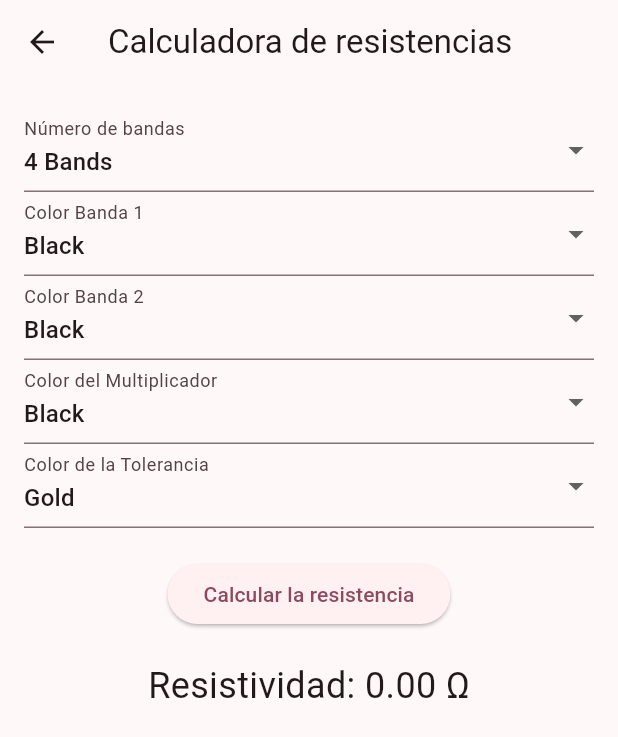
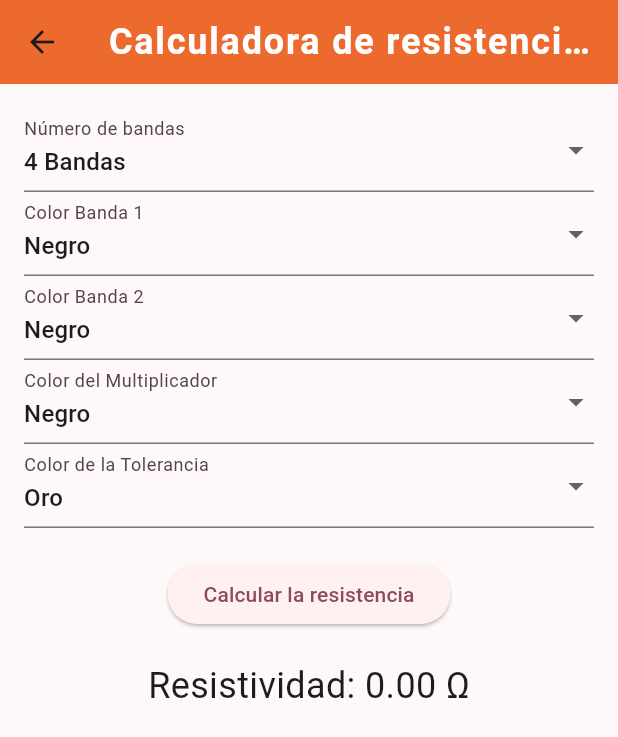
Before and after one commit to camiloarteaga1/lab1-DispMov, a Flutter app: the screen it shows after launch, after a tap on "Calculadora de resistencias", on a phone screen of 412 x 824 dp. Shown: the top 737 px of the screen. Run offline on Flutter 3.47's test engine with Material 3 defaults, Android fonts, the phone set to English and light mode, and no system bars; our stand-ins replace math_expressions.

Commit message:
App working correctly

```diff
--- a/lab1/lib/main.dart
+++ b/lab1/lib/main.dart
@@ -1,4 +1,5 @@
 import 'package:flutter/material.dart';
+import 'package:flutter_localizations/flutter_localizations.dart';
 import 'package:lab1/screens/home_screen.dart';
 
 void main() {
@@ -14,6 +15,16 @@ class MainApp extends StatelessWidget {
     return MaterialApp(
       title: 'App lab 1',
 
+      localizationsDelegates: const [
+        GlobalMaterialLocalizations.delegate,
+        GlobalWidgetsLocalizations.delegate,
+      ],
+
+      supportedLocales: const [
+        Locale('en', 'US'),
+        Locale('es', 'CO'),
+      ],
+
       // locale: const Locale('es', 'CO'),
 
       theme: ThemeData(
--- a/lab1/lib/screens/free_screen.dart
+++ b/lab1/lib/screens/free_screen.dart
@@ -192,6 +192,22 @@ class _CalculatorScreenState extends State<CalculatorScreen> {
   Widget build(BuildContext context) {
     final screenSize = MediaQuery.of(context).size;
     return Scaffold(
+
+      appBar: AppBar(
+        backgroundColor: const Color.fromARGB(255, 19, 225, 81), // Color de la Barra
+        title: const Text(
+          'Calculadora',
+          style: TextStyle(
+            color: Colors.white,
+            fontFamily: 'Roboto',
+            fontWeight: FontWeight.bold,
+            fontSize: 24.0,
+            letterSpacing: 1.2,
+          ),
+        ),
+        centerTitle: true,
+      ),
+
       backgroundColor: Theme.of(context).scaffoldBackgroundColor,
       body: SafeArea(
         bottom: false,
--- a/lab1/lib/screens/grades_screen.dart
+++ b/lab1/lib/screens/grades_screen.dart
@@ -78,12 +78,14 @@ class _GradesScreenState extends State<GradesScreen> {
               children: [
                 const Text(
                   'Mediante esta interfaz podrás calcular tu nota de una manera fácil y rápida, así podrás saber exactamente qué nota definitiva obtendrás para el curso de "Programación para Dispositivos móviles".',
-                  style: TextStyle(fontSize: 16.0),
+                  style: TextStyle(fontSize: 18.0, letterSpacing: 0.5),
                   textAlign: TextAlign.justify,
                 ),
 
                 const SizedBox(height: 16.0),
-                const Text('Ingresa tus notas actuales correspondientes a cada actividad:'),
+                const Text('Ingresa tus notas actuales correspondientes a cada actividad:',
+                    style: TextStyle(fontSize: 18.0, letterSpacing: 0.5),
+                    textAlign: TextAlign.justify),
                 const SizedBox(height: 16.0),
                 // Campo para la nota de practicas de laboratorio
                 TextField(
@@ -128,7 +130,10 @@ class _GradesScreenState extends State<GradesScreen> {
                 // Botón para calcular la nota final
                 ElevatedButton(
                   onPressed: _calcularNotaFinal,
-                  child: const Text('Calcular nota definitiva'),
+                  child: const Text(
+                    'Calcular nota definitiva',
+                    style: TextStyle(fontSize: 18.0),
+                  ),
                 ),
                 const SizedBox(height: 24.0),
                 // Mostrar el mensaje de resultado o error
--- a/lab1/lib/screens/home_screen.dart
+++ b/lab1/lib/screens/home_screen.dart
@@ -48,7 +48,7 @@ class _HomeScreenState extends State<HomeScreen> {
             padding: EdgeInsets.all(16.0),
             child: Center(  // Center the title text
               child: Text(
-                'Choose a Screen:',
+                'Elija una de las funciones',
                 style: TextStyle(
                   fontSize: 24.0,
                   fontWeight: FontWeight.bold,
@@ -109,7 +109,7 @@ class _HomeScreenState extends State<HomeScreen> {
                     ),
                     Padding(
                       padding: EdgeInsets.only(top: 8.0),
-                      child: Text('Aplicación libre'),
+                      child: Text('Calculadora'),
                     ),
                   ],
                 ),
--- a/lab1/lib/screens/resistor_screen.dart
+++ b/lab1/lib/screens/resistor_screen.dart
@@ -10,59 +10,59 @@ class ResistorScreen extends StatefulWidget {
 class _ResistorScreenState extends State<ResistorScreen> {
   // Define the resistor color codes for bands 1, 2, 3, multiplier, tolerance, and temperature coefficient
   final List<String> colorBands = [
-    'Black',
-    'Brown',
-    'Red',
-    'Orange',
-    'Yellow',
-    'Green',
-    'Blue',
-    'Violet',
-    'Gray',
-    'White'
+    'Negro',
+    'Café',
+    'Rojo',
+    'Naranja',
+    'Amarillo',
+    'Verde',
+    'Azúl',
+    'Violeta',
+    'Gris',
+    'Blanco'
   ];
 
   final List<String> multiplierBands = [
-    'Black',
-    'Brown',
-    'Red',
-    'Orange',
-    'Yellow',
-    'Green',
-    'Blue',
-    'Violet',
-    'Gray',
-    'Gold',
-    'Silver'
+    'Negro',
+    'Café',
+    'Rojo',
+    'Naranja',
+    'Amarillo',
+    'Verde',
+    'Azúl',
+    'Violeta',
+    'Gris',
+    'Oro',
+    'Plata'
   ];
 
   final List<String> toleranceBands = [
-    'Brown',
-    'Red',
-    'Green',
-    'Blue',
-    'Violet',
-    'Gray',
-    'Gold',
-    'Silver'
+    'Café',
+    'Rojo',
+    'Verde',
+    'Azúl',
+    'Violeta',
+    'Gris',
+    'Oro',
+    'Plata'
   ];
 
   final List<String> tempCoefficientBands = [
-    'Brown',
-    'Red',
-    'Orange',
-    'Yellow',
-    'Blue',
-    'Violet'
+    'Café',
+    'Rojo',
+    'Naranja',
+    'Amarillo',
+    'Azúl',
+    'Violeta'
   ];
 
   // Selected color values
-  String? band1Color = 'Black';
-  String? band2Color = 'Black';
-  String? band3Color = 'Black';
-  String? multiplierColor = 'Black';
-  String? toleranceColor = 'Gold';
-  String? tempCoefficientColor = 'Brown';
+  String? band1Color = 'Negro';
+  String? band2Color = 'Negro';
+  String? band3Color = 'Negro';
+  String? multiplierColor = 'Negro';
+  String? toleranceColor = 'Oro';
+  String? tempCoefficientColor = 'Café';
 
   int numberOfBands = 4;
   double resistanceValue = 0.0;
@@ -71,53 +71,53 @@ class _ResistorScreenState extends State<ResistorScreen> {
 
   // Color code map for significant digits
   Map<String, int> colorCodeMap = {
-    'Black': 0,
-    'Brown': 1,
-    'Red': 2,
-    'Orange': 3,
-    'Yellow': 4,
-    'Green': 5,
-    'Blue': 6,
-    'Violet': 7,
-    'Gray': 8,
-    'White': 9,
+    'Negro': 0,
+    'Café': 1,
+    'Rojo': 2,
+    'Naranja': 3,
+    'Amarillo': 4,
+    'Verde': 5,
+    'Azúl': 6,
+    'Violeta': 7,
+    'Gris': 8,
+    'Blanco': 9,
   };
 
   // Multiplier map
   Map<String, double> multiplierMap = {
-    'Black': 1,
-    'Brown': 10,
-    'Red': 100,
-    'Orange': 1000,
-    'Yellow': 10000,
-    'Green': 100000,
-    'Blue': 1000000,
-    'Violet': 10000000,
-    'Gray': 100000000,
-    'Gold': 0.1,
-    'Silver': 0.01,
+    'Negro': 1,
+    'Café': 10,
+    'Rojo': 100,
+    'Naranja': 1000,
+    'Amarillo': 10000,
+    'Verde': 100000,
+    'Azúl': 1000000,
+    'Violeta': 10000000,
+    'Gris': 100000000,
+    'Oro': 0.1,
+    'Plata': 0.01,
   };
 
   // Tolerance map
   Map<String, String> toleranceMap = {
-    'Brown': '±1%',
-    'Red': '±2%',
-    'Green': '±0.5%',
-    'Blue': '±0.25%',
-    'Violet': '±0.1%',
-    'Gray': '±0.05%',
-    'Gold': '±5%',
-    'Silver': '±10%',
+    'Café': '±1%',
+    'Rojo': '±2%',
+    'Verde': '±0.5%',
+    'Azúl': '±0.25%',
+    'Violeta': '±0.1%',
+    'Gris': '±0.05%',
+    'Oro': '±5%',
+    'Plata': '±10%',
   };
 
   // Temperature coefficient map (ppm/°C)
   Map<String, String> tempCoefficientMap = {
-    'Brown': '100 ppm/°C',
-    'Red': '50 ppm/°C',
-    'Orange': '15 ppm/°C',
-    'Yellow': '25 ppm/°C',
-    'Blue': '10 ppm/°C',
-    'Violet': '5 ppm/°C',
+    'Café': '100 ppm/°C',
+    'Rojo': '50 ppm/°C',
+    'Naranja': '15 ppm/°C',
+    'Amarillo': '25 ppm/°C',
+    'Azúl': '10 ppm/°C',
+    'Violeta': '5 ppm/°C',
   };
 
   void calculateResistance() {
@@ -146,9 +146,22 @@ class _ResistorScreenState extends State<ResistorScreen> {
   @override
   Widget build(BuildContext context) {
     return Scaffold(
+
       appBar: AppBar(
-        title: const Text('Calculadora de resistencias'),
+        backgroundColor: const Color.fromARGB(255, 237, 106, 46), // Color de la Barra
+        title: const Text(
+          'Calculadora de resistencias',
+          style: TextStyle(
+            color: Colors.white,
+            fontFamily: 'Roboto',
+            fontWeight: FontWeight.bold,
+            fontSize: 24.0,
+            letterSpacing: 1.2,
+          ),
+        ),
+        centerTitle: true,
       ),
+
       body: Padding(
         padding: const EdgeInsets.all(16.0),
         child: Column(
@@ -159,7 +172,7 @@ class _ResistorScreenState extends State<ResistorScreen> {
               items: [4, 5, 6].map((int value) {
                 return DropdownMenuItem<int>(
                   value: value,
-                  child: Text('$value Bands'),
+                  child: Text('$value Bandas'),
                 );
               }).toList(),
               onChanged: (newValue) {
--- a/lab1/pubspec.yaml
+++ b/lab1/pubspec.yaml
@@ -15,6 +15,9 @@ dependencies:
   cupertino_icons: ^1.0.8
   math_expressions: ^2.0.0
 
+  flutter_localizations:
+    sdk: flutter
+
 dev_dependencies:
   flutter_test:
     sdk: flutter
```
Also changed, not shown: lab1/assets/images/grades.png.
